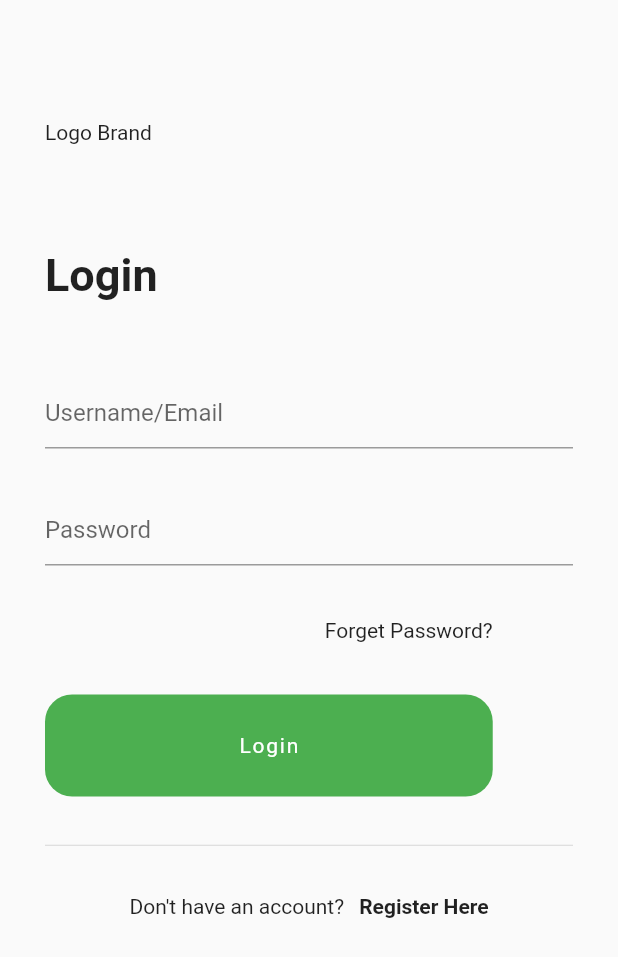
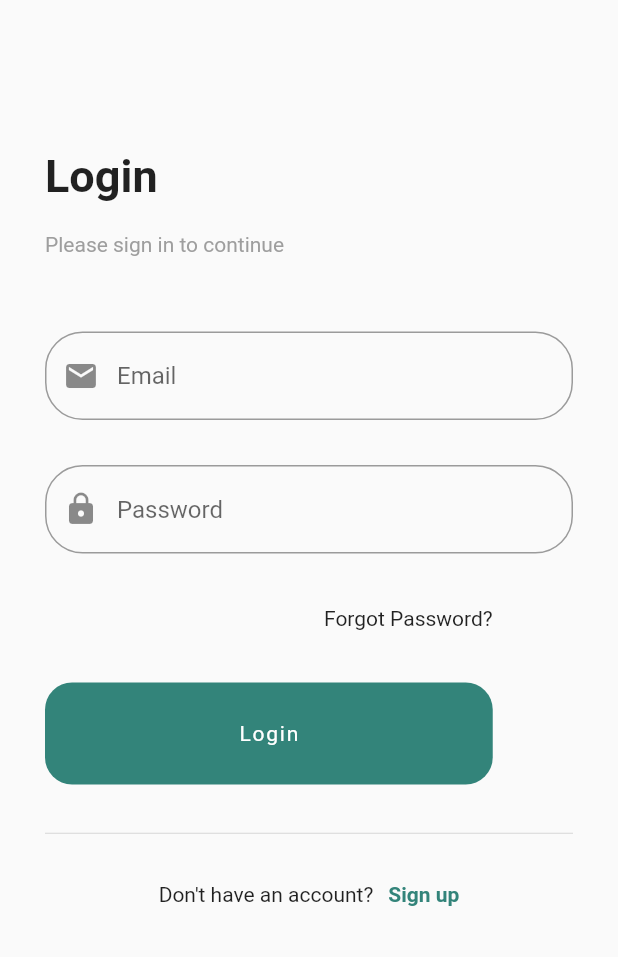
Before and after one commit to iuwin/Flutter-GoShopCDO, a Flutter app: the screen it shows after launch, after a tap on "Login", on a phone screen of 412 x 824 dp. Shown: the top 957 px of the screen. Run offline on Flutter 3.47's test engine with Material 2 defaults, Android fonts, the phone set to English and light mode, and no system bars; Roboto replaces fonts that are missing (Nunito).

Commit message:
Add files via upload

```diff
--- a/lib/main.dart
+++ b/lib/main.dart
@@ -1,154 +1,20 @@
 import 'package:flutter/material.dart';
+import 'pages/loading.dart';
+import 'pages/login.dart';
+import 'pages/register.dart';
+import 'pages/home.dart';
 
 void main() => runApp(MaterialApp(
   debugShowCheckedModeBanner: false,
-  home: LoginPage(),
+  theme: ThemeData(fontFamily: 'Nunito'),
+
+  initialRoute: '/login',  //initial sa kay wapay loading screen
+  routes: {
+
+    '/' :  (context) => LoadingScreen(),
+    '/home' : (context) => Home(),
+    '/login' : (context) => Login(),
+    '/register' : (context) => Register(),
+
+  },
 ));
-
-
-
-class LoginPage extends StatefulWidget {
-  @override
-  _LoginPageState createState() => _LoginPageState();
-}
-
-class _LoginPageState extends State<LoginPage> {
-
-  bool checkBoxValue = false;
-  bool newValue = false;
-
-
-  @override
-  Widget build(BuildContext context) {
-    return Scaffold(
-      //backgroundColor: Colors.grey[900],
-      resizeToAvoidBottomInset: false,
-      body: Container(
-        padding: EdgeInsets.fromLTRB(30.0, 10.0,  30.0, 0),
-        child: Column(
-          crossAxisAlignment: CrossAxisAlignment.start,
-          children: [
-            /*****LOGO*****/
-            Container(
-              margin: EdgeInsets.symmetric(
-                vertical: 70.0
-              ),
-              child: Text("Logo Brand"),
-            ),
-
-            /*****LOGIN HEADER*****/
-            Container(
-              margin: EdgeInsets.only(
-                bottom: 50.0
-              ),
-              child: Text(
-                  "Login",
-                  style: TextStyle(
-                    fontSize: 30,
-                    fontWeight: FontWeight.bold
-                  ),
-                ),
-            ),
-
-            /*****INPUT FIELDS*****/
-            Container(
-              margin: EdgeInsets.only(
-                bottom: 35.0
-              ),
-              child: Column(
-                children: [
-                  TextField(
-                    decoration: InputDecoration(
-                      hintText: 'Username/Email',
-
-                    ),
-                  ),
-                  SizedBox(height: 30.0,),
-                  TextField(
-                    decoration: InputDecoration(
-                      hintText: 'Password',
-                    ),
-                  )
-                ],
-              )
-            ),
-
-            /*****LOGIN BUTTON SECTION*****/
-            Container(
-
-              child: Column(
-                crossAxisAlignment: CrossAxisAlignment.end,
-                children: [
-                  Text('Forget Password?'),
-                  SizedBox(height: 35.0,),
-                  GestureDetector(
-                    onTap: () {
-                      setState(() {
-
-                        }
-                      );
-                    },
-                    child: Container(
-                      padding: EdgeInsets.fromLTRB(129.0, 26.0, 129.0, 26.0),
-                      decoration: BoxDecoration(
-                        color: Colors.green,
-                        borderRadius: BorderRadius.circular(18)
-                      ),
-                      child: Text(
-                          'Login',
-                          style: TextStyle(
-                            color: Colors.white,
-                            letterSpacing: 1.2,
-                          ),
-                        ),
-                    ),
-                  ),
-                  /*SizedBox(height: 10.0,),
-                  CheckboxListTile(
-                    contentPadding: EdgeInsets.fromLTRB(0, 0, 0, 0),
-                    title: Text(
-                      'Remember me',
-                      style: TextStyle(
-                        fontSize: 15.0,
-                      ),
-                    ),
-                    value: checkBoxValue,
-                    onChanged: (newValue){
-                      setState(() {
-                        checkBoxValue = newValue;
-                      });
-                    },
-                    controlAffinity:  ListTileControlAffinity.leading,
-                  ), */
-
-                ],
-              )
-            ),
-            Divider (height: 65.0, color: Colors.grey[350], ),
-            Container(
-              child: Row(
-                mainAxisAlignment: MainAxisAlignment.center,
-                children: [
-                  Text('Don\'t have an account?'),
-                  SizedBox(width: 10.0,),
-                  Text(
-                    'Register Here',
-                    style: TextStyle(
-                      fontWeight: FontWeight.bold,
-
-                    ),
-                  ),
-                ],
-              ),
-            ),
-
-
-          ],
-
-        ),
-      )
-
-
-    );
-  }
-}
--- /dev/null
+++ b/lib/pages/loading.dart
@@ -0,0 +1,16 @@
+import 'package:flutter/material.dart';
+
+
+class LoadingScreen extends StatefulWidget {
+  @override
+  _LoadingScreenState createState() => _LoadingScreenState();
+}
+
+class _LoadingScreenState extends State<LoadingScreen> {
+  @override
+  Widget build(BuildContext context) {
+    return Scaffold(
+
+    );
+  }
+}
--- /dev/null
+++ b/lib/pages/login.dart
@@ -0,0 +1,176 @@
+import 'package:flutter/material.dart';
+
+
+class Login extends StatefulWidget {
+  @override
+  _LoginState createState() => _LoginState();
+}
+
+class _LoginState extends State<Login> {
+
+  bool checkBoxValue = false;
+  bool newValue = false;
+  bool loginTouching = false;
+
+  @override
+  Widget build(BuildContext context) {
+    return Scaffold(
+      //backgroundColor: Colors.grey[900],
+      resizeToAvoidBottomInset: false,
+      body: SafeArea(
+        child: Container(
+          padding: EdgeInsets.fromLTRB(30.0, 100.0,  30.0, 0),
+          child: Column(
+            crossAxisAlignment: CrossAxisAlignment.start,
+            children: [
+              /*****LOGIN HEADER*****/
+              Container(
+                margin: EdgeInsets.only(
+                  bottom: 50.0
+                ),
+                child: Column(
+                  crossAxisAlignment: CrossAxisAlignment.start,
+                  children: [
+                    Text(
+                        "Login",
+                        style: TextStyle(
+                          fontSize: 30,
+                          fontWeight: FontWeight.bold
+                        ),
+                      ),
+                    SizedBox(height: 20.0,),
+                    Text(
+                      'Please sign in to continue',
+                      style: TextStyle(
+                        color: Colors.grey[500]
+                      )
+                    )
+                  ],
+                ),
+              ),
+
+              /*****INPUT FIELDS*****/
+              Container(
+                margin: EdgeInsets.only(
+                  bottom: 35.0
+                ),
+                child: Column(
+                  children: [
+                    TextField(
+                      decoration: InputDecoration(
+                        hintText: 'Email',
+                        prefixIcon: Icon(Icons.email),
+                        border: new OutlineInputBorder(
+                          borderRadius: BorderRadius.circular(25.0)
+                        )
+                      ),
+                    ),
+                    SizedBox(height: 30.0,),
+                    TextField(
+                      decoration: InputDecoration(
+                        hintText: 'Password',
+                        prefixIcon: Icon(Icons.lock),
+                        border: new OutlineInputBorder(
+                          borderRadius: BorderRadius.circular(25.0)
+                        ),
+                        focusedBorder: OutlineInputBorder(
+                          borderSide: const BorderSide(color: Colors.red, width: 2.0),
+                          borderRadius: BorderRadius.circular(25.0)
+                        )
+                      ),
+                    )
+                  ],
+                )
+              ),
+
+              /*****LOGIN BUTTON SECTION*****/
+              Container(
+                child: Column(
+                  crossAxisAlignment: CrossAxisAlignment.end,
+                  children: [
+                    Text('Forgot Password?'),
+                    SizedBox(height: 35.0,),
+                    GestureDetector(
+                      onTap: () {
+                        setState(() {
+
+                          }
+                        );
+                      },
+                      child: Listener(
+                        child: Container(
+                          padding: EdgeInsets.fromLTRB(129.0, 26.0, 129.0, 26.0),
+                          decoration: BoxDecoration(
+                            color: loginTouching == true ? Color(0xFFB296961) : Color(0xFFB308278),
+                            borderRadius: BorderRadius.circular(18),
+                          ),
+                          child: Text(
+                              'Login',
+                              style: TextStyle(
+                                color: Colors.white,
+                                letterSpacing: 1.2,
+                              ),
+                            ),
+                        ),
+                        onPointerDown: (event) => setState((){
+                          loginTouching = true;
+                        }),
+                        onPointerUp: (event) => setState((){
+                          loginTouching = false;
+                        }),
+                      ),
+                    ),
+                    /*SizedBox(height: 10.0,),
+                    CheckboxListTile(
+                      contentPadding: EdgeInsets.fromLTRB(0, 0, 0, 0),
+                      title: Text(
+                        'Remember me',
+                        style: TextStyle(
+                          fontSize: 15.0,
+                        ),
+                      ),
+                      value: checkBoxValue,
+                      onChanged: (newValue){
+                        setState(() {
+                          checkBoxValue = newValue;
+                        });
+                      },
+                      controlAffinity:  ListTileControlAffinity.leading,
+                    ), */
+
+                  ],
+                )
+              ),
+              Divider (height: 65.0, color: Colors.grey[350], ),
+
+              /*****GO TO REGISTER PAGE SECTION*****/
+              Container(
+                child: Row(
+                  mainAxisAlignment: MainAxisAlignment.center,
+                  children: [
+                    Text('Don\'t have an account?'),
+                    SizedBox(width: 10.0,),
+                    GestureDetector(
+                      onTap: () {
+                        Navigator.pushNamed(context, '/register'); //Go to register page
+                      },
+                      child: Container(
+                        child: Text(
+                          'Sign up',
+                          style: TextStyle(
+                            fontWeight: FontWeight.bold,
+                            color: Color(0xFFB308278)
+                          ),
+                        ),
+                      ),
+                    ),
+                  ],
+                ),
+              ),
+            ],
+          ),
+        ),
+      )
+    );
+  }
+}
```
Also changed, not shown: lib/pages/home.dart (added, +16 -0 lines), lib/pages/register.dart (added, +23 -0 lines).
